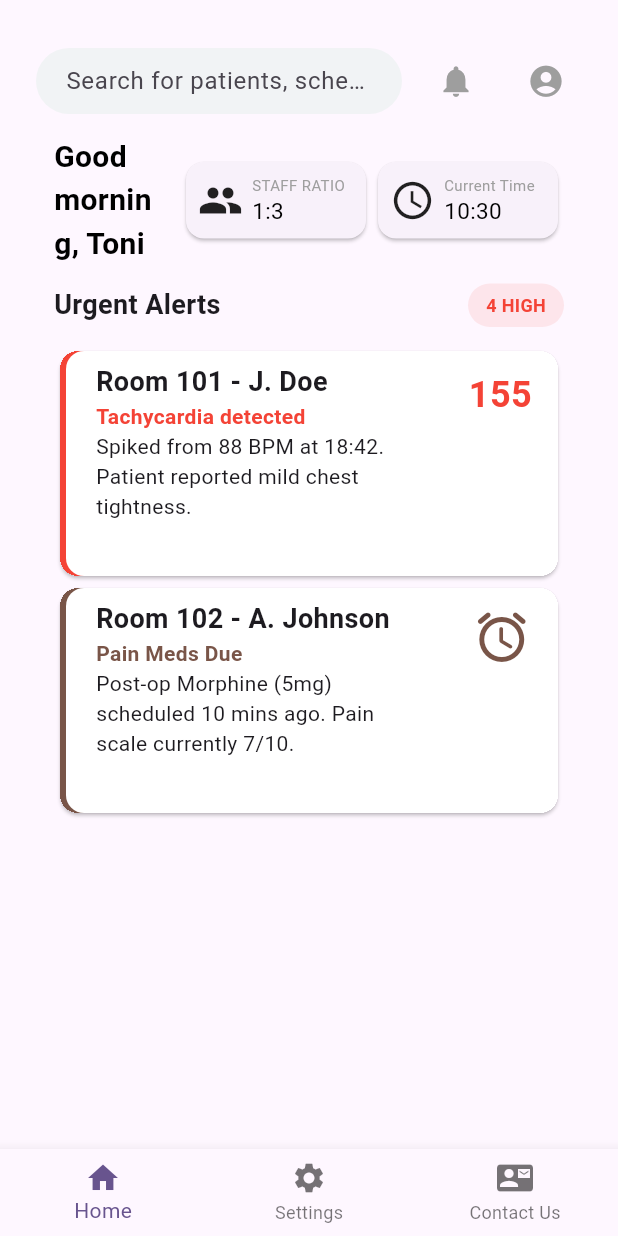
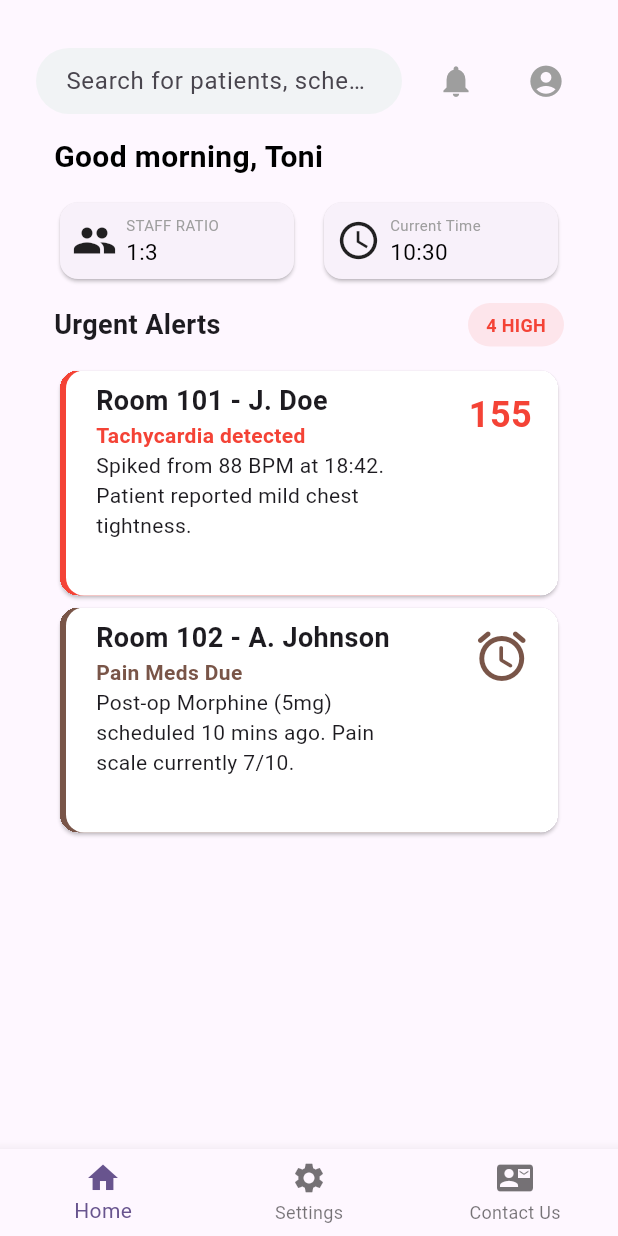
Before and after one commit to ToniF03/nursery, a Flutter app: the screen it shows after launch, on a phone screen of 412 x 824 dp. Run offline on Flutter 3.47's test engine with Material 3 defaults, Android fonts, the phone set to English and light mode, and no system bars.

Commit message:
Refactor greeting and DashboardInfoCard layout for improved responsiveness

```diff
--- a/lib/screens/dashboard.dart
+++ b/lib/screens/dashboard.dart
@@ -124,23 +124,18 @@ class _DashboardState extends State<Dashboard> {
               ),
             ],
           ),
+
           Padding(
             padding: EdgeInsets.all(12),
-            child: Row(
-              mainAxisAlignment: MainAxisAlignment.start,
-              children: [
-                Expanded(
-                  child: const Text(
-                    'Good morning, Toni',
-                    style: TextStyle(
-                      fontSize: 20,
-                      color: Colors.black,
-                      fontWeight: FontWeight.bold,
-                    ),
-                  ),
-                ),
-                const SizedBox(width: 16),
-                DashboardInfoCard(
+            child: LayoutBuilder(
+              builder: (context, constraints) {
+                final mobileLayout = !isDesktop;
+                final minCardsWidth = 280.0;
+                final greetingWidth = (constraints.maxWidth - minCardsWidth)
+                    .clamp(220.0, constraints.maxWidth)
+                    .toDouble();
+
+                final staffRatioCard = DashboardInfoCard(
                   icon: Icons.people,
                   label: 'STAFF RATIO',
                   value: '1:3',
@@ -150,13 +145,53 @@ class _DashboardState extends State<Dashboard> {
                       builder: (context) => const NotImplementedDialog(),
                     );
                   },
-                ),
-                DashboardInfoCard(
+                );
+
+                final currentTimeCard = DashboardInfoCard(
                   icon: Icons.schedule,
                   label: 'Current Time',
                   value: _currentTime(),
-                ),
-              ],
+                );
+
+                return Wrap(
+                  spacing: 12,
+                  runSpacing: 12,
+                  crossAxisAlignment: WrapCrossAlignment.center,
+                  children: [
+                    SizedBox(
+                      width: greetingWidth,
+                      child: const Text(
+                        'Good morning, Toni',
+                        style: TextStyle(
+                          fontSize: 20,
+                          color: Colors.black,
+                          fontWeight: FontWeight.bold,
+                        ),
+                      ),
+                    ),
+                    if (mobileLayout)
+                      SizedBox(
+                        width: constraints.maxWidth,
+                        child: Row(
+                          children: [
+                            Expanded(child: staffRatioCard),
+                            const SizedBox(width: 12),
+                            Expanded(child: currentTimeCard),
+                          ],
+                        ),
+                      )
+                    else
+                      Row(
+                        mainAxisSize: MainAxisSize.min,
+                        children: [
+                          staffRatioCard,
+                          const SizedBox(width: 12),
+                          currentTimeCard,
+                        ],
+                      ),
+                  ],
+                );
+              },
             ),
           ),
 
@@ -191,6 +226,12 @@ class _DashboardState extends State<Dashboard> {
                           'Spiked from 88 BPM at 18:42. Patient reported mild chest tightness.',
                       color: Colors.red,
                       data: "155",
+                      onTap: () {
+                        showDialog(
+                          context: context,
+                          builder: (context) => const NotImplementedDialog(),
+                        );
+                      },
                     ),
                     AlertCard(
                       title: 'Room 102 - A. Johnson',
@@ -199,6 +240,12 @@ class _DashboardState extends State<Dashboard> {
                           'Post-op Morphine (5mg) scheduled 10 mins ago. Pain scale currently 7/10.',
                       color: Colors.brown,
                       data: Icon(Icons.alarm_rounded, size: 40),
+                      onTap: () {
+                        showDialog(
+                          context: context,
+                          builder: (context) => const NotImplementedDialog(),
+                        );
+                      },
                     ),
                   ],
                 ),
```
